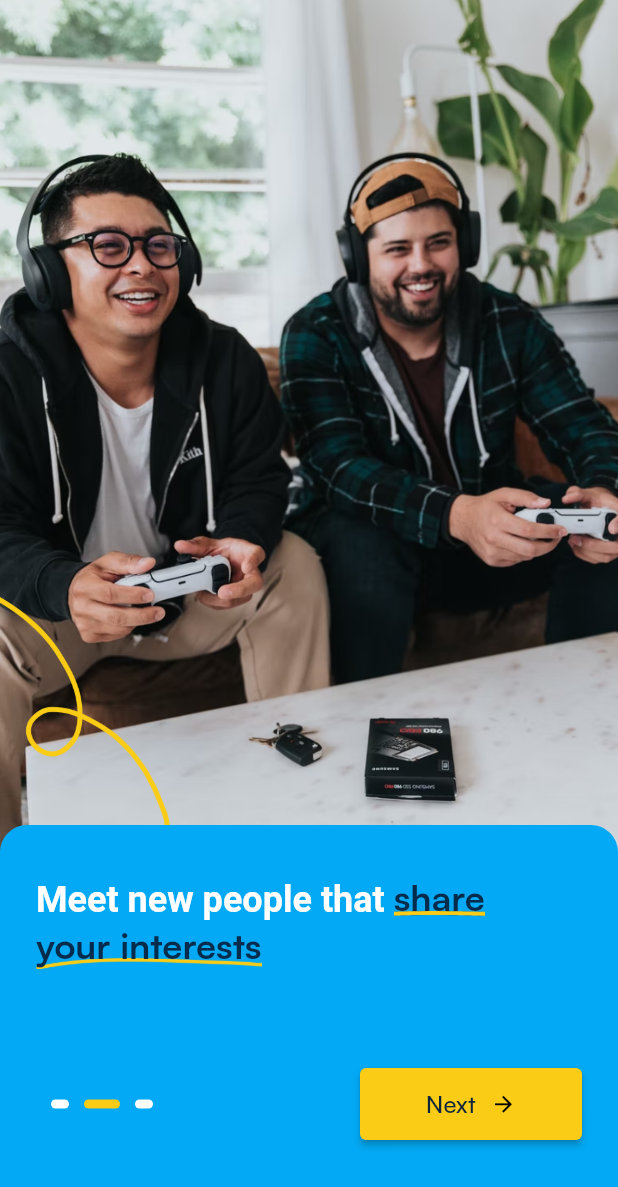
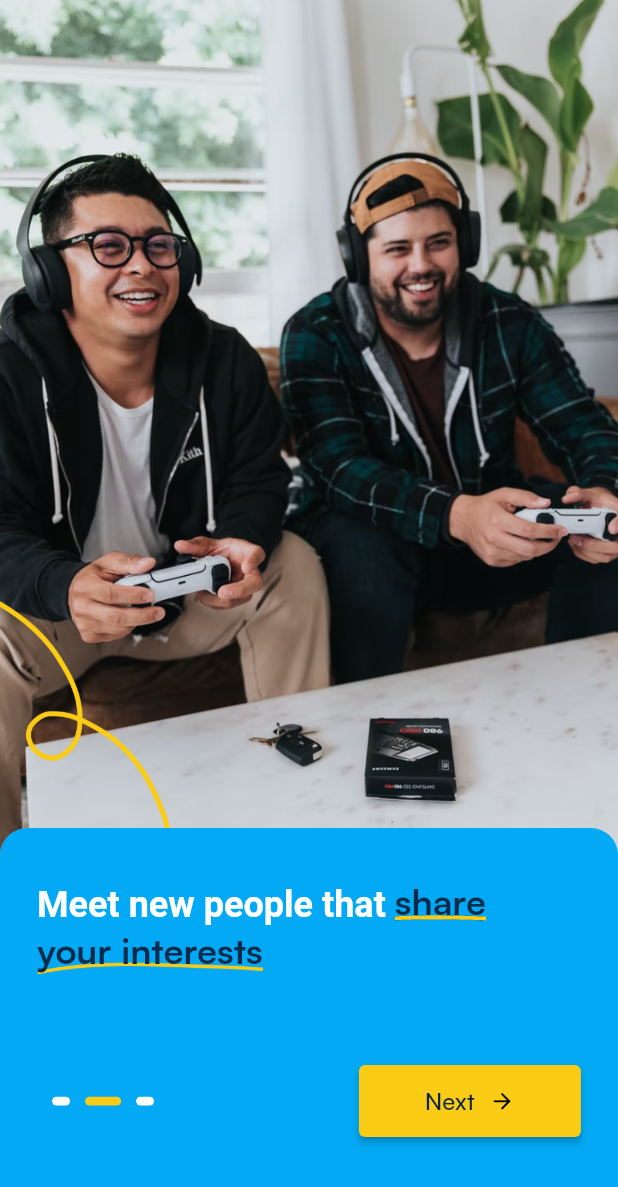
Before and after one commit to Priyanshu-Singhz/letsconnectnewui, a Flutter app: the screen it shows after launch, after a tap on "Next", on a phone screen of 412 x 824 dp. Shown: the top 1187 px of the screen. Run offline on Flutter 3.47's test engine with Material 2 defaults, Android fonts, the phone set to English and light mode, and no system bars; our stand-ins replace carousel_slider, get, lottie, percent_indicator, shimmer, sizer; missing offline and left inert: grouped_buttons_ns.

Commit message:
dynamic screens

```diff
--- a/lib/main.dart
+++ b/lib/main.dart
@@ -1,5 +1,4 @@
 import 'package:flutter/material.dart';
-
 import 'package:get/get.dart';
 import 'package:letsconnectnewui/common/constants/theme.dart';
 import 'package:letsconnectnewui/screens/onboarding/lottiesplashscreen.dart';
--- a/lib/screens/onboarding/lottiesplashscreen.dart
+++ b/lib/screens/onboarding/lottiesplashscreen.dart
@@ -31,12 +31,6 @@ class _SplashscreenState extends State<Splashscreen> {
         padding: const EdgeInsets.all(70),
         child:
             Lottie.asset('assets/profile/lets-connect-splash-animation.json'),
-        // child: Image(
-        //   image: AssetImage(
-        //     "assets/logo.png",
-        //   ),
-        //   color: Colors.blue,
-        // ),
       ),
     );
   }
--- a/lib/screens/onboarding/onboarding2.dart
+++ b/lib/screens/onboarding/onboarding2.dart
@@ -2,20 +2,24 @@ import 'package:flutter/material.dart';
 import 'package:get/get.dart';
 import 'package:letsconnectnewui/common/constants/text_style.dart';
 import 'package:letsconnectnewui/screens/onboarding/onboarding3.dart';
+import 'package:sizer/sizer.dart';
 
 class OnBoardTwo extends StatelessWidget {
   const OnBoardTwo({Key? key}) : super(key: key);
 
   @override
   Widget build(BuildContext context) {
+    return Sizer(
+      builder: (BuildContext context, Orientation orientation,
+          DeviceType deviceType) {
         return Scaffold(
           body: Container(
-        height: MediaQuery.of(context).size.height,
+            height: 100.h,
             child: Stack(
               children: [
                 SizedBox(
-              height: MediaQuery.of(context).size.height * 0.7,
-              width: MediaQuery.of(context).size.width,
+                  height: 70.h,
+                  width: 100.w,
                   child: Image.asset(
                     "assets/onboarding/onboard2.png",
                     fit: BoxFit.cover,
@@ -23,7 +27,7 @@ class OnBoardTwo extends StatelessWidget {
                 ),
                 Positioned(
                   left: 0,
-              bottom: 250,
+                  bottom: 30.h,
                   child: Image.asset(
                     "assets/onboarding/lines.png",
                     scale: 4.8,
@@ -37,6 +41,8 @@ class OnBoardTwo extends StatelessWidget {
             ),
           ),
         );
+      },
+    );
   }
 }
 
@@ -48,9 +54,9 @@ class ContainerCard extends StatelessWidget {
   @override
   Widget build(BuildContext context) {
     return Container(
-      padding: EdgeInsets.symmetric(vertical: 32, horizontal: 24),
+      padding: EdgeInsets.symmetric(vertical: 4.h, horizontal: 6.w),
       width: MediaQuery.of(context).size.width,
-      height: 274,
+      height: 33.h,
       decoration: BoxDecoration(
         color: Colors.lightBlue,
         borderRadius: BorderRadius.only(
@@ -81,9 +87,6 @@ class ContainerCard extends StatelessWidget {
                               alignment: Alignment.bottomCenter,
                               scale: 1),
                         ),
-
-
-
                         child: Text(
                           "share",
                           style: TextStyle(
@@ -130,7 +133,7 @@ class ContainerCard extends StatelessWidget {
                   var currentIndex = 1;
                   return Container(
                     margin: EdgeInsets.only(left: 10),
-                    height: 6,
+                    height: 0.7.h,
                     width: currentIndex == index ? 24 : 12,
                     decoration: BoxDecoration(
                       borderRadius: BorderRadius.circular(4),
@@ -170,7 +173,7 @@ class ContainerCard extends StatelessWidget {
             ],
           ),
           SizedBox(
-            height: 32,
+            height: 4.h,
           ),
         ],
       ),
--- a/lib/screens/onboarding/onboarding3.dart
+++ b/lib/screens/onboarding/onboarding3.dart
@@ -3,20 +3,24 @@ import 'package:get/get.dart';
 import 'package:letsconnectnewui/common/constants/text_style.dart';
 import 'package:letsconnectnewui/screens/loginscreen/loginscreen.dart';
 import 'package:letsconnectnewui/screens/onboarding/onboarding2.dart';
+import 'package:sizer/sizer.dart';
 
 class OnBoardThree extends StatelessWidget {
   const OnBoardThree({Key? key}) : super(key: key);
 
   @override
   Widget build(BuildContext context) {
+    return Sizer(
+      builder: (BuildContext context, Orientation orientation,
+          DeviceType deviceType) {
         return Scaffold(
           body: Container(
-        height: MediaQuery.of(context).size.height,
+            height: 100.h,
             child: Stack(
               children: [
                 SizedBox(
-              height: MediaQuery.of(context).size.height * 0.7,
-              width: MediaQuery.of(context).size.width,
+                  height: 70.h,
+                  width: 100.w,
                   child: Image.asset(
                     "assets/onboarding/onboard3.png",
                     fit: BoxFit.cover,
@@ -24,7 +28,7 @@ class OnBoardThree extends StatelessWidget {
                 ),
                 Positioned(
                   left: 0,
-              bottom: 250,
+                  bottom: 30.h,
                   child: Image.asset(
                     "assets/onboarding/lines.png",
                     scale: 4.8,
@@ -38,6 +42,8 @@ class OnBoardThree extends StatelessWidget {
             ),
           ),
         );
+      },
+    );
   }
 }
 
@@ -49,9 +55,10 @@ class ContainerCard extends StatelessWidget {
   @override
   Widget build(BuildContext context) {
     return Container(
-      padding: EdgeInsets.symmetric(vertical: 32, horizontal: 24),
+      padding: EdgeInsets.symmetric(vertical: 4.h, horizontal: 6.w),
+
       width: MediaQuery.of(context).size.width,
-      height: 274,
+      height: 33.h,
       decoration: BoxDecoration(
         color: Colors.lightBlue,
         borderRadius: BorderRadius.only(
@@ -106,7 +113,8 @@ class ContainerCard extends StatelessWidget {
                   var currentIndex = 2;
                   return Container(
                     margin: EdgeInsets.only(left: 10),
-                    height: 6,
+                                     height: 0.7.h,
+
                     width: currentIndex == index ? 24 : 12,
                     decoration: BoxDecoration(
                       borderRadius: BorderRadius.circular(4),
@@ -118,9 +126,6 @@ class ContainerCard extends StatelessWidget {
                 }),
               ),
               Spacer(),
-
-
-
               ElevatedButton(
                 style: TextButton.styleFrom(
                     // foregroundColor: Colors.black,
@@ -149,7 +154,7 @@ class ContainerCard extends StatelessWidget {
             ],
           ),
           SizedBox(
-            height: 32,
+            height: 4.h,
           ),
         ],
       ),
--- a/lib/screens/onboarding/onborading1.dart
+++ b/lib/screens/onboarding/onborading1.dart
@@ -2,20 +2,24 @@ import 'package:flutter/material.dart';
 import 'package:get/get.dart';
 import 'package:letsconnectnewui/common/constants/text_style.dart';
 import 'package:letsconnectnewui/screens/onboarding/onboarding2.dart';
+import 'package:sizer/sizer.dart';
 
 class OnBoardone extends StatelessWidget {
   const OnBoardone({Key? key}) : super(key: key);
 
   @override
   Widget build(BuildContext context) {
+    return Sizer(
+      builder: (BuildContext context, Orientation orientation,
+          DeviceType deviceType) {
         return Scaffold(
           body: Container(
-        height: MediaQuery.of(context).size.height,
+            height: 100.h,
             child: Stack(
               children: [
                 SizedBox(
-              height: MediaQuery.of(context).size.height * 0.7,
-              width: MediaQuery.of(context).size.width,
+                  height: 70.h,
+                  width: 100.w,
                   child: Image.asset(
                     "assets/onboarding/onboard1.png",
                     fit: BoxFit.cover,
@@ -23,7 +27,7 @@ class OnBoardone extends StatelessWidget {
                 ),
                 Positioned(
                   left: 0,
-              bottom: 250,
+                  bottom: 30.h,
                   child: Image.asset(
                     "assets/onboarding/lines.png",
                     scale: 4.8,
@@ -37,6 +41,8 @@ class OnBoardone extends StatelessWidget {
             ),
           ),
         );
+      },
+    );
   }
 }
 
@@ -48,9 +54,9 @@ class ContainerCard extends StatelessWidget {
   @override
   Widget build(BuildContext context) {
     return Container(
-      padding: EdgeInsets.symmetric(vertical: 32, horizontal: 24),
+      padding: EdgeInsets.symmetric(vertical: 4.h, horizontal: 6.w),
       width: MediaQuery.of(context).size.width,
-      height: 274,
+      height: 33.h,
       decoration: BoxDecoration(
         color: Colors.lightBlue,
         borderRadius: BorderRadius.only(
@@ -72,10 +78,6 @@ class ContainerCard extends StatelessWidget {
                 TextSpan(
                   children: [
                     WidgetSpan(
-
-
-
-
                       child: Container(
                         decoration: BoxDecoration(
                           image: DecorationImage(
@@ -140,7 +142,7 @@ class ContainerCard extends StatelessWidget {
                   var currentIndex = 0;
                   return Container(
                     margin: EdgeInsets.only(left: 10),
-                    height: 6,
+                    height: 0.7.h,
                     width: currentIndex == index ? 24 : 12,
                     decoration: BoxDecoration(
                       borderRadius: BorderRadius.circular(4),
@@ -180,7 +182,7 @@ class ContainerCard extends StatelessWidget {
             ],
           ),
           SizedBox(
-            height: 32,
+            height: 4.h,
           ),
         ],
       ),
```
Also changed, not shown: lib/screens/createaccount/age.dart (+14 -8 lines), lib/screens/createaccount/gender.dart (+11 -5 lines), lib/screens/createaccount/image.dart (+18 -10 lines), lib/screens/createaccount/interest_view.dart (+18 -11 lines), lib/screens/createaccount/name.dart (+11 -4 lines), lib/screens/createaccount/welcomepage.dart (+17 -11 lines), lib/screens/home/chathome.dart (+16 -6 lines), lib/screens/loginscreen/loginscreen.dart (+13 -12 lines), lib/screens/loginscreen/verifyotp.dart (+12 -5 lines). Lines whose indentation alone changed are shown as unchanged.
